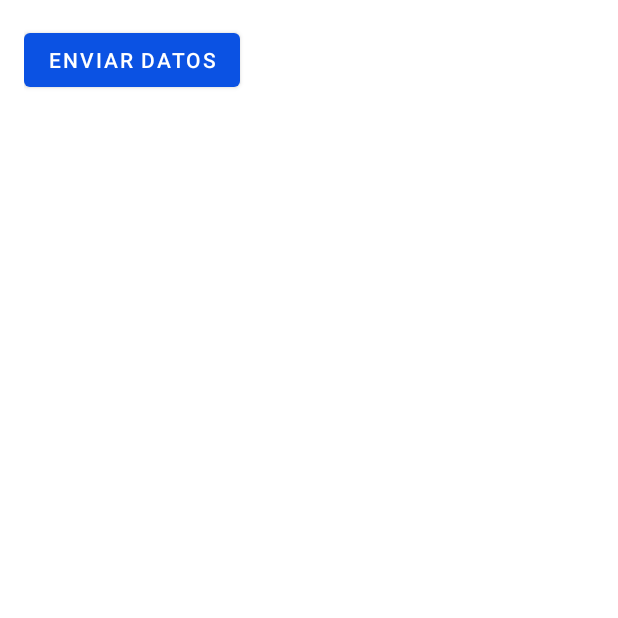
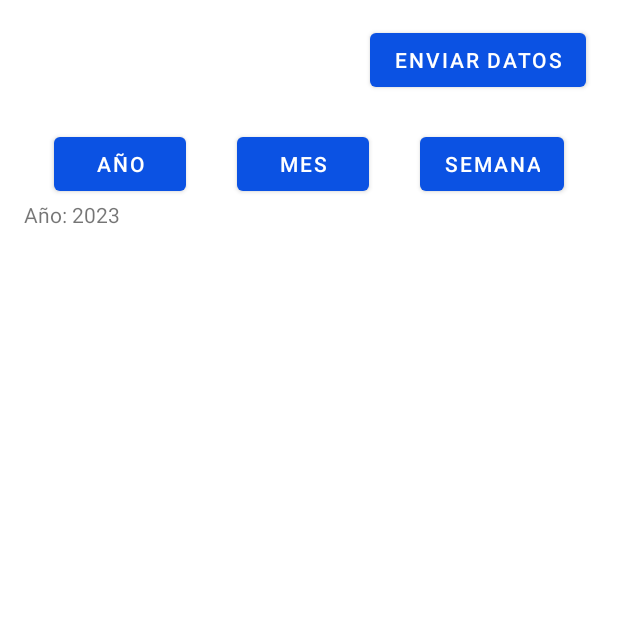
Before and after one commit to JosaaXc/Medibox, an Android app: the verDatos screen opened directly, with no data from a screen before it, on a phone screen of 412 x 824 dp, the top half of it. Run offline under Robolectric (Android 15) with nearby library versions, the phone set to English and light mode, and no system bars; our stand-ins replace Firebase (no records; nobody signed in at launch, a user with empty details on screens opened directly).

Commit message:
Filtrado de registros casi exitoso.

```diff
--- a/app/src/main/java/com/example/medibox/signoGlucosa.kt
+++ b/app/src/main/java/com/example/medibox/signoGlucosa.kt
@@ -6,7 +6,6 @@ import android.os.Bundle
 import android.view.View
 import android.widget.*
 import com.example.medibox.databinding.ActivitySignoGlucosaBinding
-import com.example.medibox.databinding.ActivitySignoRitmocBinding
 import com.google.firebase.auth.FirebaseAuth
 import com.google.firebase.database.DatabaseReference
 import com.google.firebase.database.FirebaseDatabase
@@ -53,9 +52,13 @@ class signoGlucosa : AppCompatActivity(), AdapterView.OnItemClickListener {
 
         val currentDate = SimpleDateFormat("dd-MM-yyyy", Locale.getDefault()).format(Date())
         val currentTime = SimpleDateFormat("HH:mm:ss", Locale.getDefault()).format(Date())
+        val formatoDiaSemana = SimpleDateFormat("EEEE", Locale("es", "ES"))
+        val currentDayOfWeek = formatoDiaSemana.format(Date()).capitalize()
+
 
         val registroReference = signosReference.child(currentDate)
         registroReference.child("valor").setValue(valor)
+        registroReference.child("dia").setValue(currentDayOfWeek)
         registroReference.child("hora").setValue(currentTime)
 
         Toast.makeText(this@signoGlucosa, "$valor\nFue agregado con éxito", Toast.LENGTH_SHORT).show()
--- a/app/src/main/java/com/example/medibox/signoOxigenacion.kt
+++ b/app/src/main/java/com/example/medibox/signoOxigenacion.kt
@@ -56,9 +56,12 @@ class signoOxigenacion : AppCompatActivity(), AdapterView.OnItemClickListener {
 
         val currentDate = SimpleDateFormat("dd-MM-yyyy", Locale.getDefault()).format(Date())
         val currentTime = SimpleDateFormat("HH:mm:ss", Locale.getDefault()).format(Date())
+        val formatoDiaSemana = SimpleDateFormat("EEEE", Locale("es", "ES"))
+        val currentDayOfWeek = formatoDiaSemana.format(Date()).capitalize()
 
         val registroReference = signosReference.child(currentDate)
         registroReference.child("valor").setValue(valor)
+        registroReference.child("dia").setValue(currentDayOfWeek)
         registroReference.child("hora").setValue(currentTime)
 
         Toast.makeText(this@signoOxigenacion, "$valor\nFue agregado con éxito", Toast.LENGTH_SHORT).show()
--- a/app/src/main/java/com/example/medibox/signoRitmoc.kt
+++ b/app/src/main/java/com/example/medibox/signoRitmoc.kt
@@ -52,9 +52,12 @@ class signoRitmoc : AppCompatActivity(), AdapterView.OnItemClickListener {
 
         val currentDate = SimpleDateFormat("dd-MM-yyyy", Locale.getDefault()).format(Date())
         val currentTime = SimpleDateFormat("HH:mm:ss", Locale.getDefault()).format(Date())
+        val formatoDiaSemana = SimpleDateFormat("EEEE", Locale("es", "ES"))
+        val currentDayOfWeek = formatoDiaSemana.format(Date()).capitalize()
 
         val registroReference = signosReference.child(currentDate)
         registroReference.child("valor").setValue(valor)
+        registroReference.child("dia").setValue(currentDayOfWeek)
         registroReference.child("hora").setValue(currentTime)
 
         Toast.makeText(this@signoRitmoc, "$valor\nFue agregado con éxito", Toast.LENGTH_SHORT).show()
--- a/app/src/main/java/com/example/medibox/signoTemperatura.kt
+++ b/app/src/main/java/com/example/medibox/signoTemperatura.kt
@@ -8,7 +8,6 @@ import android.widget.AdapterView
 import android.widget.ArrayAdapter
 import android.widget.TextView
 import android.widget.Toast
-import com.example.medibox.databinding.ActivitySignoOxigenacionBinding
 import com.example.medibox.databinding.ActivitySignoTemperaturaBinding
 import com.google.firebase.auth.FirebaseAuth
 import com.google.firebase.database.DatabaseReference
@@ -56,9 +55,12 @@ class signoTemperatura : AppCompatActivity(), AdapterView.OnItemClickListener {
 
         val currentDate = SimpleDateFormat("dd-MM-yyyy", Locale.getDefault()).format(Date())
         val currentTime = SimpleDateFormat("HH:mm:ss", Locale.getDefault()).format(Date())
+        val formatoDiaSemana = SimpleDateFormat("EEEE", Locale("es", "ES"))
+        val currentDayOfWeek = formatoDiaSemana.format(Date()).capitalize()
 
         val registroReference = signosReference.child(currentDate)
         registroReference.child("valor").setValue(valor)
+        registroReference.child("dia").setValue(currentDayOfWeek)
         registroReference.child("hora").setValue(currentTime)
 
         Toast.makeText(this@signoTemperatura, "$valor\nFue agregado con éxito", Toast.LENGTH_SHORT).show()
--- a/app/src/main/res/layout/activity_ver_datos.xml
+++ b/app/src/main/res/layout/activity_ver_datos.xml
@@ -4,6 +4,7 @@
     xmlns:tools="http://schemas.android.com/tools"
     android:layout_width="match_parent"
     android:layout_height="match_parent"
+    xmlns:app="http://schemas.android.com/apk/res-auto"
     android:paddingLeft="16dp"
     android:paddingTop="16dp"
     android:paddingRight="16dp"
@@ -14,13 +15,78 @@
         android:id="@+id/btnEnviarDatos"
         android:layout_width="wrap_content"
         android:layout_height="wrap_content"
-        android:text="Enviar Datos"
-        android:onClick="enviarDatos" />
+        android:layout_alignParentEnd="true"
+        android:layout_marginEnd="5sp"
+        android:onClick="enviarDatos"
+        android:text="Enviar Datos" />
+
+
+    <androidx.constraintlayout.widget.ConstraintLayout
+        android:layout_width="match_parent"
+        android:layout_height="match_parent">
+
+        <Button
+            android:id="@+id/btnSeleccionarAnio"
+            android:layout_width="wrap_content"
+            android:layout_height="wrap_content"
+            android:layout_marginStart="20sp"
+            android:layout_marginTop="69sp"
+            android:layout_marginBottom="5dp"
+            android:text="Año"
+            app:layout_constraintBottom_toBottomOf="@+id/btnSeleccionarMes"
+            app:layout_constraintEnd_toStartOf="@+id/btnSeleccionarMes"
+            app:layout_constraintHorizontal_chainStyle="spread_inside"
+            app:layout_constraintStart_toStartOf="parent"
+            app:layout_constraintTop_toTopOf="parent"
+            app:layout_constraintVertical_bias="0.0" />
+
+        <Button
+            android:id="@+id/btnSeleccionarSemana"
+            android:layout_width="wrap_content"
+            android:layout_height="wrap_content"
+            android:layout_marginTop="69sp"
+            android:layout_marginEnd="20sp"
+            android:layout_marginBottom="5dp"
+            android:text="Semana"
+            app:layout_constraintBottom_toBottomOf="@+id/btnSeleccionarMes"
+            app:layout_constraintEnd_toEndOf="parent"
+            app:layout_constraintHorizontal_chainStyle="spread_inside"
+            app:layout_constraintStart_toEndOf="@+id/btnSeleccionarMes"
+            app:layout_constraintTop_toTopOf="parent"
+            app:layout_constraintVertical_bias="0.0" />
+
+        <Button
+            android:id="@+id/btnSeleccionarMes"
+            android:layout_width="wrap_content"
+            android:layout_height="wrap_content"
+            android:layout_marginStart="32dp"
+            android:layout_marginTop="69sp"
+            android:layout_marginEnd="32dp"
+            android:layout_marginBottom="5dp"
+            android:text="Mes"
+            app:layout_constraintBottom_toBottomOf="parent"
+            app:layout_constraintEnd_toStartOf="@+id/btnSeleccionarSemana"
+            app:layout_constraintStart_toEndOf="@+id/btnSeleccionarAnio"
+            app:layout_constraintTop_toTopOf="parent"
+            app:layout_constraintVertical_bias="0.0" />
+
+        <TextView
+            android:id="@+id/mostraFecha"
+            android:layout_width="wrap_content"
+            android:layout_height="wrap_content"
+            android:text="TextView"
+            app:layout_constraintTop_toBottomOf="@+id/btnSeleccionarAnio"
+            tools:layout_editor_absoluteX="34sp"
+            tools:ignore="MissingConstraints" />
+
+    </androidx.constraintlayout.widget.ConstraintLayout>
+
 
     <ScrollView
+        android:layout_width="match_parent"
+        android:layout_height="match_parent"
         android:layout_below="@id/btnEnviarDatos"
-        android:layout_width="match_parent"
-        android:layout_height="match_parent">
+        android:layout_marginTop="100sp">
 
         <LinearLayout
             android:id="@+id/registrosLayout"
--- a/app/src/main/res/layout/item_registro.xml
+++ b/app/src/main/res/layout/item_registro.xml
@@ -21,6 +21,12 @@
         />
 
     <TextView
+        android:id="@+id/tvDia"
+        android:layout_width="wrap_content"
+        android:layout_height="wrap_content"
+        android:textSize="16sp" />
+
+    <TextView
         android:id="@+id/tvValor"
         android:layout_width="wrap_content"
         android:layout_height="wrap_content"
```
Also changed, not shown: app/src/main/java/com/example/medibox/verDatos.kt (+214 -0 lines).
